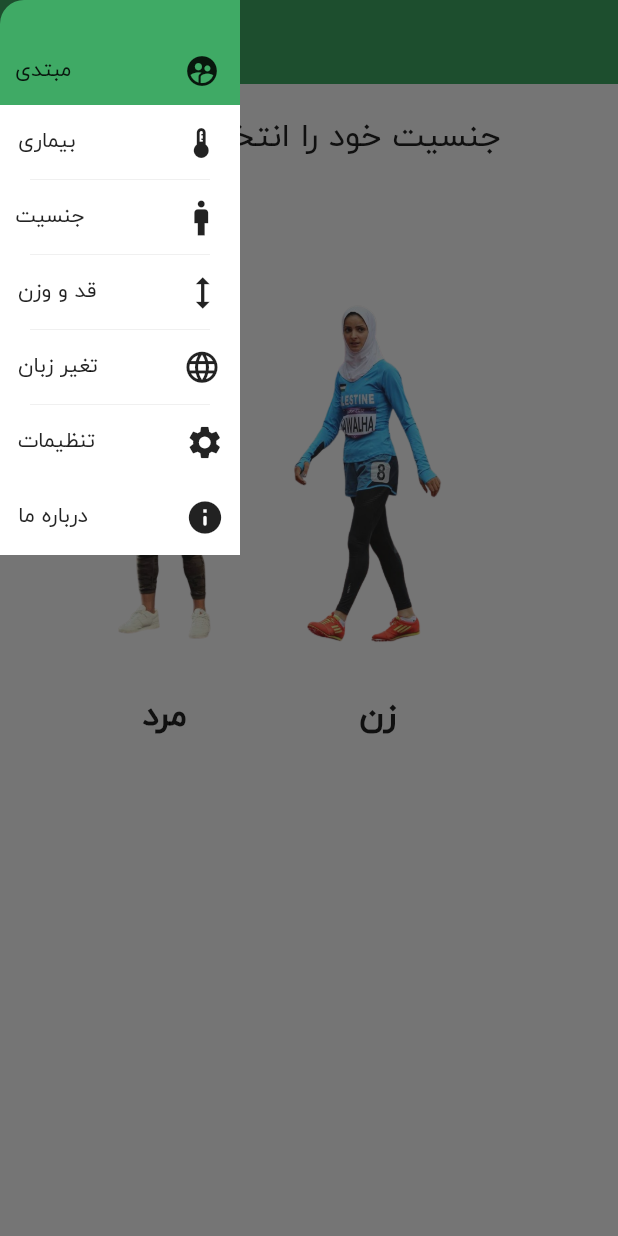
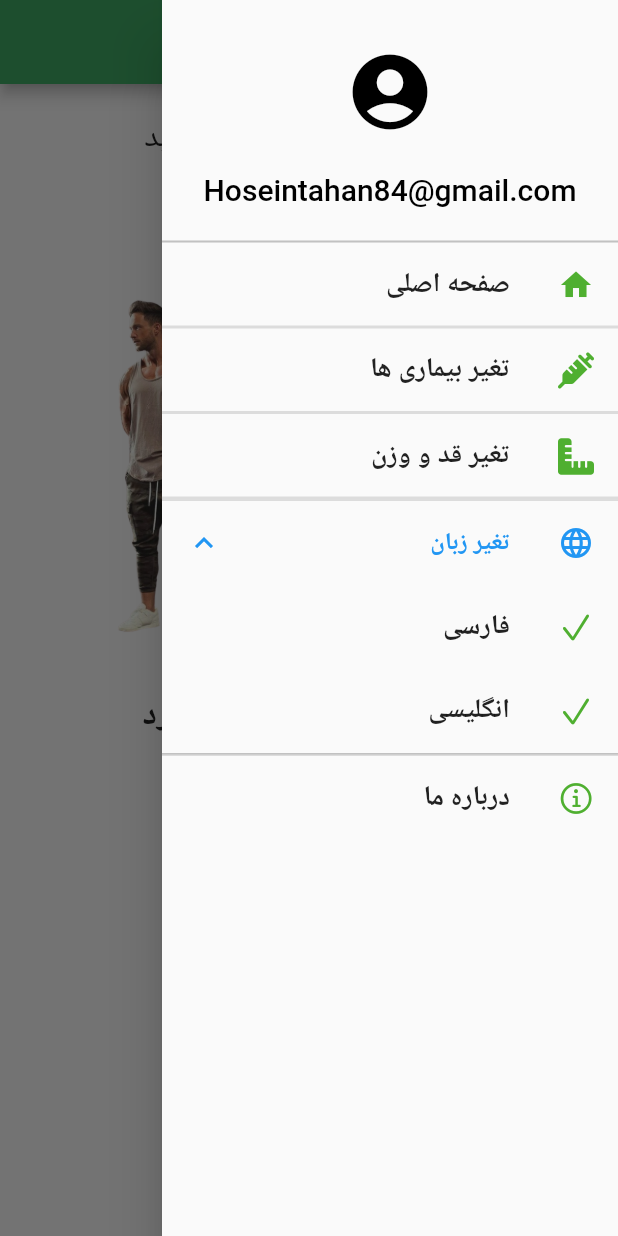
Before and after one commit to Ho3einTahan/sportapplication, a Flutter app: the screen it shows after launch, in the side drawer, after a tap on "تغیر زبان", on a phone screen of 412 x 824 dp. Run offline on Flutter 3.47's test engine with Material 2 defaults, Android fonts, the phone set to English and light mode, and no system bars; our stand-ins replace animated_splash_screen, flutter_image_slideshow, font_awesome_flutter, step_progress_indicator.

Commit message:
first commit

```diff
--- a/lib/about.dart
+++ b/lib/about.dart
@@ -30,7 +30,10 @@ class _aboutState extends State<about> {
               ),
               Padding(
                 padding: const EdgeInsets.all(2.0),
-                child: Text(" توسعه دهنده موبایل"),
+                child: Text(
+                  " توسعه دهنده موبایل",
+                  textAlign: TextAlign.justify,
+                ),
               ),
               Padding(
                 padding: const EdgeInsets.all(2.0),
--- a/lib/main.dart
+++ b/lib/main.dart
@@ -1,16 +1,16 @@
 import 'package:animated_splash_screen/animated_splash_screen.dart';
 import 'package:flutter/material.dart';
 import 'package:flutter_image_slideshow/flutter_image_slideshow.dart';
+import 'package:sport_application/scrol.dart';
 import 'package:sport_application/setting/drawer1.dart';
 import 'package:sport_application/page1.dart';
-import 'package:sport_application/scrol.dart';
 
 void main() {
   runApp(
     MaterialApp(
       theme: ThemeData(fontFamily: "iranyekan"),
       debugShowCheckedModeBanner: false,
-      home: (home()),
+      home: (MyApp()),
     ),
   );
 }
@@ -30,15 +30,14 @@ class home extends StatelessWidget {
               indicatorRadius: 5.5,
               width: 300,
               children: [
-                Image.asset("images/water.png"),
-                Image.asset("images/fi3.png"),
-                Image.asset("images/fit4.jpg"),
-                Image.asset("images/fit6.png"),
+                Image.asset("images/lunch.png"),
+                Image.asset("images/dambel.png"),
+                Image.asset("images/heart.png"),
               ],
             ),
           ),
           Padding(
-            padding: const EdgeInsets.only(left: 260),
+            padding: EdgeInsets.only(left: 260),
             child: ElevatedButton(
               style: ElevatedButton.styleFrom(
                   minimumSize: Size(100, 48), primary: Colors.amber),
@@ -79,15 +78,10 @@ class _MyAppState extends State<MyApp> {
   @override
   Widget build(BuildContext context) {
     return Scaffold(
-      drawer: drawer1(),
-      appBar: AppBar(
-        elevation: 0,
-        backgroundColor: Color.fromARGB(255, 63, 170, 101),
-      ),
+      // drawer: drawer(),
+      //  endDrawer: drawer(),
       backgroundColor: Colors.white,
-      body: SafeArea(
-        child: page1(),
-      ),
+      body: drawer(),
     );
   }
 }
--- a/lib/page1.dart
+++ b/lib/page1.dart
@@ -2,7 +2,7 @@ import 'package:flutter/material.dart';
 import 'package:sport_application/page2.dart';
 
 class page1 extends StatefulWidget {
-  const page1({super.key});
+  page1({super.key});
 
   @override
   State<page1> createState() => _page1State();
--- a/lib/page11.dart
+++ b/lib/page11.dart
@@ -20,7 +20,10 @@ class _page11State extends State<page11> {
               onPressed: () {
                 Navigator.pop(context);
               },
-              icon: Icon(Icons.arrow_back),
+              icon: Icon(
+                Icons.arrow_right_alt_sharp,
+                size: 35,
+              ),
             ),
           ],
           backgroundColor: Color.fromARGB(255, 63, 170, 101),
@@ -70,6 +73,7 @@ class _page11State extends State<page11> {
                   ),
                 ),
                 SizedBox(height: 10),
+
                 Text(
                   "(Bmi)این نرم افزار باتوجه به شاخص توده بدنی",
                   style: TextStyle(
--- a/lib/page8.dart
+++ b/lib/page8.dart
@@ -1,6 +1,6 @@
 import 'package:flutter/material.dart';
-import 'package:sport_application/setting/drawer.dart';
 import 'package:sport_application/page9.dart';
+import 'package:sport_application/setting/drawer1.dart';
 
 class page8 extends StatefulWidget {
   page8({super.key, this.result2 = ""});
--- a/lib/setting/drawer1.dart
+++ b/lib/setting/drawer1.dart
@@ -1,203 +1,233 @@
+import 'package:flutter/cupertino.dart';
 import 'package:flutter/material.dart';
-import 'package:sport_application/page11.dart';
+import 'package:font_awesome_flutter/font_awesome_flutter.dart';
+import 'package:sport_application/page1.dart';
+import 'package:sport_application/page2.dart';
 
-class drawer1 extends StatefulWidget {
-  const drawer1({super.key});
+class drawer extends StatelessWidget {
+  drawer({Key? key}) : super(key: key);
+  @override
+  Widget build(BuildContext context) {
+    return MaterialApp(
+      debugShowCheckedModeBanner: false,
+      theme: ThemeData(),
+      home: MyHomePage(title: ''),
+    );
+  }
+}
+
+class MyHomePage extends StatefulWidget {
+  const MyHomePage({Key? key, required this.title}) : super(key: key);
+  final String title;
+  @override
+  State<MyHomePage> createState() => _MyHomePageState();
+}
+
+class _MyHomePageState extends State<MyHomePage> {
+  List<Menu> data = [];
 
   @override
-  State<drawer1> createState() => _drawer1State();
+  void initState() {
+    for (var element in dataList) {
+      data.add(Menu.fromJson(element));
+    }
+    super.initState();
   }
 
-class _drawer1State extends State<drawer1> {
   @override
   Widget build(BuildContext context) {
-    return Column(
+    return Scaffold(
+        appBar: AppBar(
+          backgroundColor: Color.fromARGB(255, 63, 170, 101),
+          title: Text(widget.title),
+        ),
+        endDrawer: Directionality(
+          textDirection: TextDirection.rtl,
+          child: Drawer(
+            child: _buildDrawer(),
+          ),
+        ),
+        body: Center(
+          child: page1(),
+        ));
+  }
+
+  Widget _buildDrawer() {
+    return ListView.separated(
+      padding: EdgeInsets.only(top: 0),
+      itemCount: data.length,
+      itemBuilder: (BuildContext context, int index) {
+        if (index == 0) {
+          return _buildDrawerHeader(data[index]);
+        }
+        return _buildMenuList(data[index]);
+      },
+      separatorBuilder: (BuildContext context, int index) => Divider(
+        height: 1,
+        thickness: 2,
+      ),
+    );
+  }
+
+  Widget _buildDrawerHeader(Menu headItem) {
+    return DrawerHeader(
+      margin: EdgeInsets.only(bottom: 0),
+      decoration: BoxDecoration(),
+      child: Column(
+        mainAxisAlignment: MainAxisAlignment.center,
         children: [
-        InkWell(
-          onTap: () {},
-          child: Container(
-            width: 160,
-            height: 70,
-            child: Row(
-              children: [
-                Padding(
-                  padding: const EdgeInsets.only(top: 25, left: 10),
-                  child: Text("مبتدی"),
+          Icon(
+            headItem.icon,
+            color: Colors.black,
+            size: 60,
           ),
-                SizedBox(width: 60),
-                Padding(
-                  padding: const EdgeInsets.only(top: 25, left: 15),
-                  child: Icon(Icons.supervised_user_circle_sharp),
+          SizedBox(height: 24),
+          Text(
+            headItem.title,
+            style: TextStyle(color: Colors.black, fontSize: 20),
           ),
         ],
       ),
-            decoration: BoxDecoration(
-              color: Color.fromARGB(255, 63, 170, 101),
-              borderRadius: BorderRadius.only(
-                topLeft: Radius.circular(16),
+    );
+  }
+
+  Widget _buildMenuList(Menu menuItem) {
+    //build the expansion tile
+    double lp = 0; //left padding
+    double rp = 0;
+    double fontSize = 22;
+    if (menuItem.level == 1) {
+      lp = 0;
+      fontSize = 16;
+    }
+    if (menuItem.level == 2) {
+      lp = 30;
+
+      fontSize = 14;
+    }
+
+    if (menuItem.children.isEmpty) {
+      return Builder(builder: (context) {
+        return InkWell(
+          child: Padding(
+            padding: EdgeInsets.only(left: lp, right: rp),
+            child: ListTile(
+              leading: Icon(
+                menuItem.icon,
+                color: Color(0xff4FAF30),
+              ),
+              title: Text(
+                menuItem.title,
+                style: TextStyle(fontWeight: FontWeight.w600, fontSize: 18),
               ),
             ),
           ),
-        ),
-        InkWell(
-          onTap: () {},
-          child: Container(
-            width: 160,
-            height: 50,
-            child: Row(
-              children: [
-                Padding(
-                  padding: const EdgeInsets.all(12.0),
-                  child: Text("بیماری"),
-                ),
-                SizedBox(width: 60),
-                Icon(Icons.thermostat),
-              ],
-            ),
-            decoration: BoxDecoration(
-              color: Color.fromARGB(255, 255, 255, 255),
-              borderRadius: BorderRadius.only(),
-            ),
-          ),
-        ),
-        SizedBox(
-          width: 120,
-          child: Divider(
-            height: 0,
-          ),
-        ),
-        InkWell(
-          onTap: () {},
-          child: Container(
-            width: 160,
-            height: 50,
-            child: Row(
-              children: [
-                Padding(
-                  padding: const EdgeInsets.all(10.0),
-                  child: Text("جنسیت"),
-                ),
-                SizedBox(width: 54),
-                Icon(Icons.man, size: 28),
-              ],
-            ),
-            decoration: BoxDecoration(
-              color: Color.fromARGB(255, 255, 255, 255),
-              borderRadius: BorderRadius.only(),
-            ),
-          ),
-        ),
-        SizedBox(
-          width: 120,
-          child: Divider(
-            height: 0,
-          ),
-        ),
-        InkWell(
-          onTap: () {},
-          child: Container(
-            width: 160,
-            height: 50,
-            child: Row(
-              children: [
-                Padding(
-                  padding: const EdgeInsets.all(12.0),
-                  child: Text("قد و وزن"),
-                ),
-                SizedBox(width: 45),
-                Icon(Icons.height, size: 28),
-              ],
-            ),
-            decoration: BoxDecoration(
-              color: Color.fromARGB(255, 255, 255, 255),
-              borderRadius: BorderRadius.only(),
-            ),
-          ),
-        ),
-        SizedBox(
-          width: 120,
-          child: Divider(
-            height: 0,
-          ),
-        ),
-        InkWell(
-          onTap: () {},
-          child: Container(
-            width: 160,
-            height: 50,
-            child: Row(
-              children: [
-                Padding(
-                  padding: const EdgeInsets.all(12.0),
-                  child: Text("تغیر زبان"),
-                ),
-                SizedBox(width: 45),
-                Icon(Icons.language, size: 25),
-              ],
-            ),
-            decoration: BoxDecoration(
-              color: Color.fromARGB(255, 255, 255, 255),
-              borderRadius: BorderRadius.only(),
-            ),
-          ),
-        ),
-        SizedBox(
-          width: 120,
-          child: Divider(
-            height: 0,
-          ),
-        ),
-        InkWell(
-          onTap: () {},
-          child: Container(
-            width: 160,
-            height: 50,
-            child: Row(
-              children: [
-                Padding(
-                  padding: const EdgeInsets.all(12.0),
-                  child: Text("تنظیمات"),
-                ),
-                SizedBox(width: 48),
-                Icon(Icons.settings, size: 26),
-              ],
-            ),
-            decoration: BoxDecoration(
-              color: Color.fromARGB(255, 255, 255, 255),
-              borderRadius: BorderRadius.only(),
-            ),
-          ),
-        ),
-        InkWell(
           onTap: () {
-            Navigator.of(context).push(
-              MaterialPageRoute(
-                builder: (BuildContext context) {
-                  return page11();
-                },
-              ),
+            Navigator.push(
+              context,
+              MaterialPageRoute(builder: (context) {
+                if (menuItem.title == "صفحه اصلی") {
+                  return drawer();
+                } else if (menuItem.title == "تغیر بیماری ها") {
+                  return page2();
+                }
+                else if(menuItem.title==""){
+
+                }
+                return page1();
+              }),
             );
           },
-          child: Container(
-            width: 160,
-            height: 50,
-            child: Row(
-              children: [
-                Padding(
-                  padding: const EdgeInsets.all(12.0),
-                  child: Text("درباره ما"),
+        );
+      });
+    }
+
+    return Padding(
+      padding: EdgeInsets.only(left: lp, right: rp),
+      child: ExpansionTile(
+        leading: Icon(menuItem.icon),
+        title: Text(
+          menuItem.title,
+          style: TextStyle(fontSize: fontSize, fontWeight: FontWeight.bold),
         ),
-                SizedBox(width: 53),
-                Icon(Icons.info_rounded, size: 26),
-              ],
+        children: menuItem.children.map(_buildMenuList).toList(),
       ),
-            decoration: BoxDecoration(
-              color: Color.fromARGB(255, 255, 255, 255),
-              borderRadius: BorderRadius.only(),
-            ),
-          ),
-        ),
-      ],
     );
   }
 }
+
+//The Menu Model
+class Menu {
+  int level = 0;
+  IconData icon = CupertinoIcons.check_mark;
+  String title = "";
+  List<Menu> children = [];
+  //default constructor
+  Menu(this.level, this.icon, this.title, this.children);
+
+  //one method for  Json data
+  Menu.fromJson(Map<String, dynamic> json) {
+    //level
+    if (json["level"] != null) {
+      level = json["level"];
+    }
+    //icon
+    if (json["icon"] != null) {
+      icon = json["icon"];
+    }
+    //title
+    title = json['title'];
+    //children
+    if (json['children'] != null) {
+      children.clear();
+
+      json['children'].forEach((v) {
+        children.add(Menu.fromJson(v));
+      });
+    }
+  }
+}
+
+List dataList = [
+  {
+    "level": 0,
+    "icon": Icons.account_circle_rounded,
+    "title": "Hoseintahan84@gmail.com",
+  },
+  {
+    "level": 1,
+    "icon": Icons.home,
+    "title": "صفحه اصلی",
+  },
+  {
+    "level": 1,
+    "icon": FontAwesomeIcons.syringe,
+    "title": "تغیر بیماری ها",
+  },
+  {
+    "level": 1,
+    "icon": FontAwesomeIcons.rulerCombined,
+    "title": "تغیر قد و وزن",
+  },
+  {
+    "icon": Icons.language,
+    "level": 1,
+    "title": "تغیر زبان",
+    "children": [
+      {
+        "level": 2,
+        "title": "فارسی",
+      },
+      {
+        "level": 2,
+        "title": "انگلیسی",
+      },
+    ],
+  },
+  {
+    "level": 1,
+    "icon": CupertinoIcons.info_circle,
+    "title": "درباره ما",
+  },
+  //menu data item
+];
--- a/pubspec.yaml
+++ b/pubspec.yaml
@@ -33,7 +33,7 @@ dependencies:
   flutter_image_slideshow: ^0.1.4
   contained_tab_bar_view: ^0.8.0
   step_progress_indicator: ^1.0.2
-
+  font_awesome_flutter: ^10.3.0
   # The following adds the Cupertino Icons font to your application.
   # Use with the CupertinoIcons class for iOS style icons.
   cupertino_icons: ^1.0.2
```
Also changed, not shown: lib/setting/drawer.dart (deleted, +0 -140 lines), images/clock.png (added), images/dambel.png (added), images/fi3.png (deleted), images/fit2.jpg (deleted), images/fit4.jpg (deleted), images/fit6.jpg (deleted), images/fit6.png (deleted), images/heart.png (added), images/lunch.png (renamed from images/water.png), images/piroozi.png (added), pubspec.lock. Lines whose indentation alone changed are shown as unchanged.
